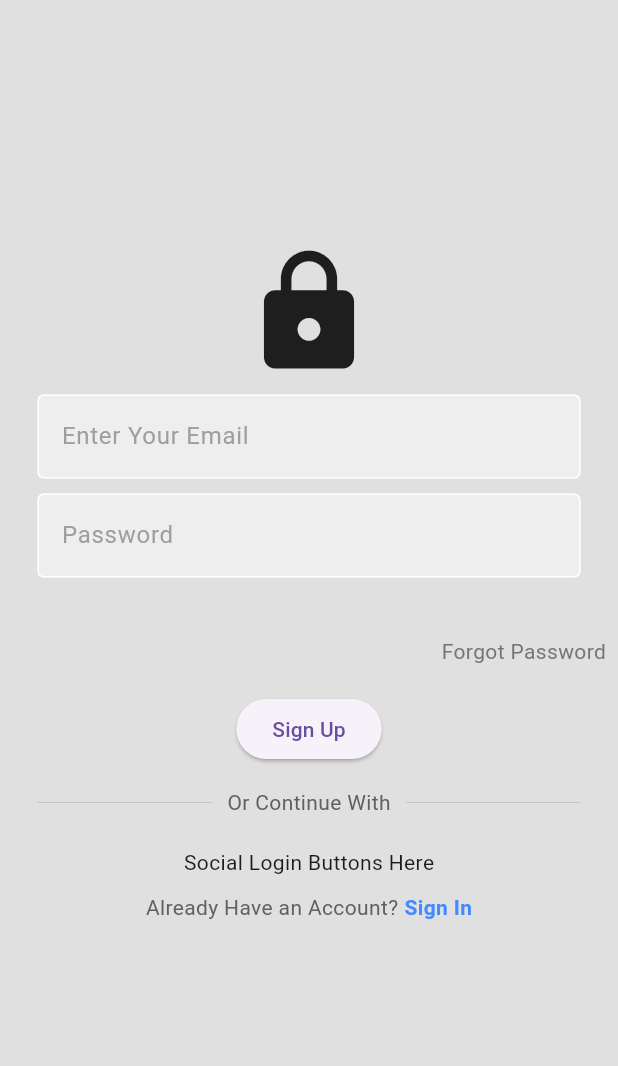
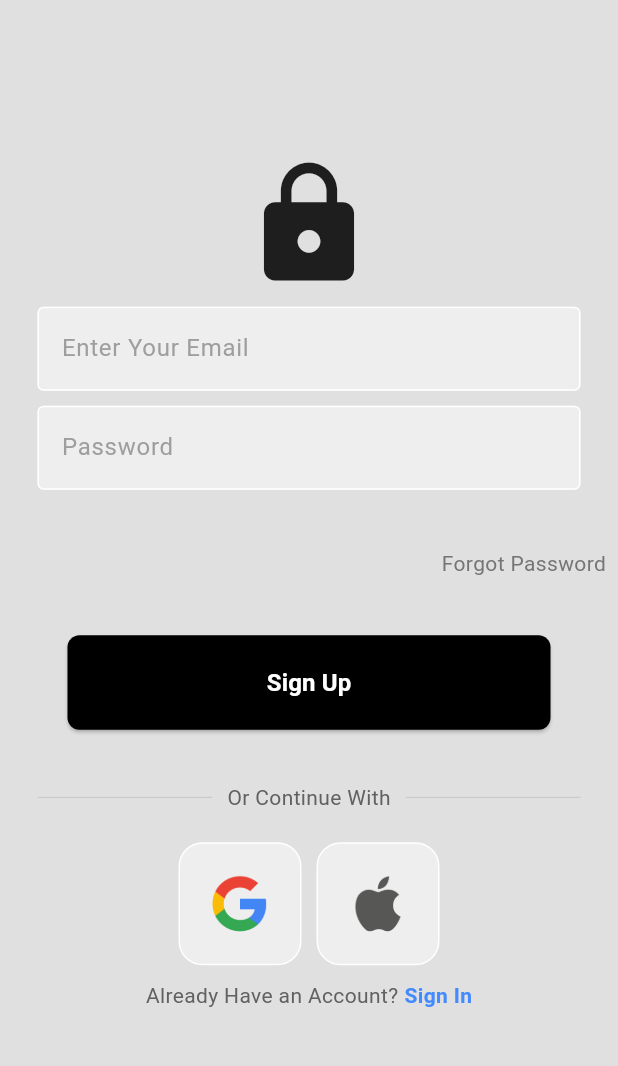
Before and after one commit to Nasiali-Eden/flutter_firebase, a Flutter app: the RegisterPage screen opened directly with empty values, on a phone screen of 412 x 824 dp, the part 84-1150 px from its top. Run offline on Flutter 3.47's test engine with Material 3 defaults, Android fonts, the light colour scheme and no system bars; our stand-ins replace firebase_auth, firebase_core; accounts and stored records are empty.

Commit message:
Registeration with email complete

```diff
--- a/lib/screens/pages/register_page.dart
+++ b/lib/screens/pages/register_page.dart
@@ -1,8 +1,9 @@
 import 'package:flutter/foundation.dart';
 import 'package:flutter/material.dart';
+import 'package:flutter_firebase_app/components/buttons.dart';
 import 'package:flutter_firebase_app/screens/services/auth.dart';
+import '../../components/square_tile.dart';
 import '../../components/textfield.dart';
-import 'package:flutter_firebase_app/screens/services/auth.dart';
 
 class RegisterPage extends StatefulWidget {
   final Function toggleView;
@@ -111,10 +112,7 @@ class _RegisterPageState extends State<RegisterPage> {
               ),
               const SizedBox(height: 10),
 
-              ElevatedButton(
-                onPressed: SignUp,
-                child: const Text('Sign Up'),
-              ),
+              SignUpButton(onPressed: SignUp),
 
               const SizedBox(height: 15),
               Padding(
@@ -147,8 +145,11 @@ class _RegisterPageState extends State<RegisterPage> {
               const Row(
                 mainAxisAlignment: MainAxisAlignment.center,
                 children: [
-                  // Replace with your social login widgets
-                  Text('Social Login Buttons Here'),
+                  SquareTile(imagePath: 'lib/images/google.png'),
+                  SizedBox(
+                    width: 10,
+                  ),
+                  SquareTile(imagePath: 'lib/images/apple.png'),
                 ],
               ),
               const SizedBox(height: 10),
```
